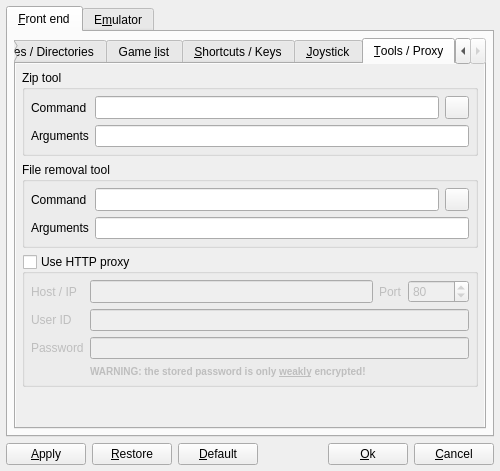
qmc2/qmc2-mame-fe, file options.ui: the form before one commit.
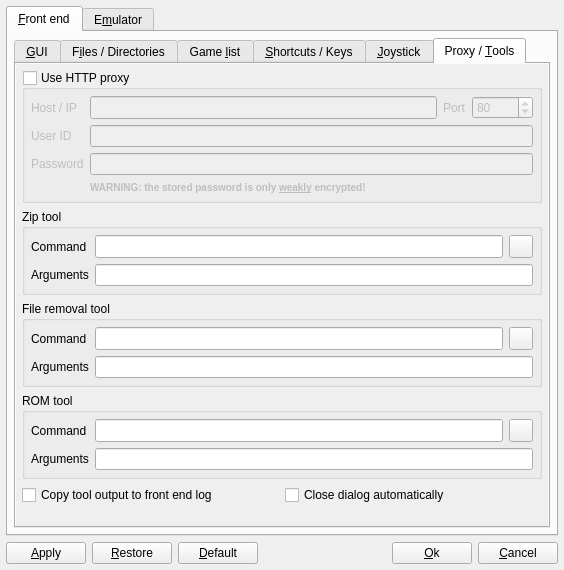
The form after the commit. The open tabs and pages were chosen to show the change. Icons and pictures are not drawn.

Commit message:
imp: the tool executor dialog can now auto-close and copy the tool's output to the front end log (i.e. for debugging)
new: added generic support to drive a 'ROM tool' for any external
processing based on the game/machine ID ($ID$) or description
($DESCRIPTION$)

The edit to the form file:
```diff
--- a/options.ui
+++ b/options.ui
@@ -7,8 +7,8 @@
    <rect>
     <x>0</x>
     <y>0</y>
-    <width>500</width>
-    <height>471</height>
+    <width>564</width>
+    <height>570</height>
    </rect>
   </property>
   <property name="windowTitle">
@@ -3069,7 +3069,7 @@
          </widget>
          <widget class="QWidget" name="tabFrontendTools">
           <attribute name="title">
-           <string>&amp;Tools / Proxy</string>
+           <string>Proxy / &amp;Tools</string>
           </attribute>
           <layout class="QGridLayout" name="gridLayout_19">
            <property name="margin">
@@ -3088,14 +3088,14 @@
                <rect>
                 <x>0</x>
                 <y>0</y>
-                <width>373</width>
-                <height>332</height>
+                <width>532</width>
+                <height>463</height>
                </rect>
               </property>
               <layout class="QGridLayout" name="gridLayout_2">
                <item row="0" column="0">
                 <layout class="QGridLayout" name="gridLayout_4">
-                 <item row="0" column="0">
+                 <item row="1" column="0" colspan="2">
                   <widget class="QGroupBox" name="groupBoxZipTool">
                    <property name="title">
                     <string>Zip tool</string>
@@ -3161,7 +3161,7 @@
                    </layout>
                   </widget>
                  </item>
-                 <item row="1" column="0">
+                 <item row="2" column="0" colspan="2">
                   <widget class="QGroupBox" name="groupBoxFileRemovalTool">
                    <property name="title">
                     <string>File removal tool</string>
@@ -3227,7 +3227,7 @@
                    </layout>
                   </widget>
                  </item>
-                 <item row="3" column="0">
+                 <item row="5" column="0" colspan="2">
                   <spacer name="spacer10">
                    <property name="orientation">
                     <enum>Qt::Vertical</enum>
@@ -3240,7 +3240,93 @@
                    </property>
                   </spacer>
                  </item>
-                 <item row="2" column="0">
+                 <item row="3" column="0" colspan="2">
+                  <widget class="QGroupBox" name="groupBoxRomTool">
+                   <property name="title">
+                    <string>ROM tool</string>
+                   </property>
+                   <layout class="QGridLayout" name="gridLayout">
+                    <item row="0" column="0">
+                     <widget class="QLabel" name="labelRomTool">
+                      <property name="text">
+                       <string>Command</string>
+                      </property>
+                     </widget>
+                    </item>
+                    <item row="0" column="1">
+                     <widget class="QLineEdit" name="lineEditRomTool">
+                      <property name="sizePolicy">
+                       <sizepolicy hsizetype="Expanding" vsizetype="Minimum">
+                        <horstretch>0</horstretch>
+                        <verstretch>0</verstretch>
+                       </sizepolicy>
+                      </property>
+                      <property name="toolTip">
+                       <string>External ROM tool (it's completely up to you...)</string>
+                      </property>
+                     </widget>
+                    </item>
+                    <item row="0" column="2">
+                     <widget class="QToolButton" name="toolButtonBrowseRomTool">
+                      <property name="sizePolicy">
+                       <sizepolicy hsizetype="Fixed" vsizetype="Minimum">
+                        <horstretch>0</horstretch>
+                        <verstretch>0</verstretch>
+                       </sizepolicy>
+                      </property>
+                      <property name="toolTip">
+                       <string>Browse ROM tool</string>
+                      </property>
+                      <property name="icon">
+                       <iconset resource="qmc2.qrc">
+                        <normaloff>:/data/img/fileopen.png</normaloff>:/data/img/fileopen.png</iconset>
+                      </property>
+                     </widget>
+                    </item>
+                    <item row="1" column="0">
+                     <widget class="QLabel" name="labelRomArguments">
+                      <property name="text">
+                       <string>Arguments</string>
+                      </property>
+                     </widget>
+                    </item>
+                    <item row="1" column="1" colspan="2">
+                     <widget class="QLineEdit" name="lineEditRomToolArguments">
+                      <property name="sizePolicy">
+                       <sizepolicy hsizetype="Expanding" vsizetype="Minimum">
+                        <horstretch>0</horstretch>
+                        <verstretch>0</verstretch>
+                       </sizepolicy>
+                      </property>
+                      <property name="toolTip">
+                       <string>ROM tool argument list (i. e. &quot;$ID$ $DESCRIPTION$&quot;)</string>
+                      </property>
+                     </widget>
+                    </item>
+                   </layout>
+                  </widget>
+                 </item>
+                 <item row="4" column="0">
+                  <widget class="QCheckBox" name="checkBoxCopyToolOutput">
+                   <property name="toolTip">
+                    <string>Copy the tool's output to the front end log (keeping it for debugging)</string>
+                   </property>
+                   <property name="text">
+                    <string>Copy tool output to front end log</string>
+                   </property>
+                  </widget>
+                 </item>
+                 <item row="4" column="1">
+                  <widget class="QCheckBox" name="checkBoxCloseToolDialog">
+                   <property name="toolTip">
+                    <string>Automatically close the tool-executor dialog when the external process finished</string>
+                   </property>
+                   <property name="text">
+                    <string>Close dialog automatically</string>
+                   </property>
+                  </widget>
+                 </item>
+                 <item row="0" column="0" colspan="2">
                   <widget class="QGroupBox" name="groupBoxHTTPProxy">
                    <property name="enabled">
                     <bool>true</bool>
```
Left out of the diff: 39 changed lines with no effect on the pictures. The commit also changes 21 other files.
